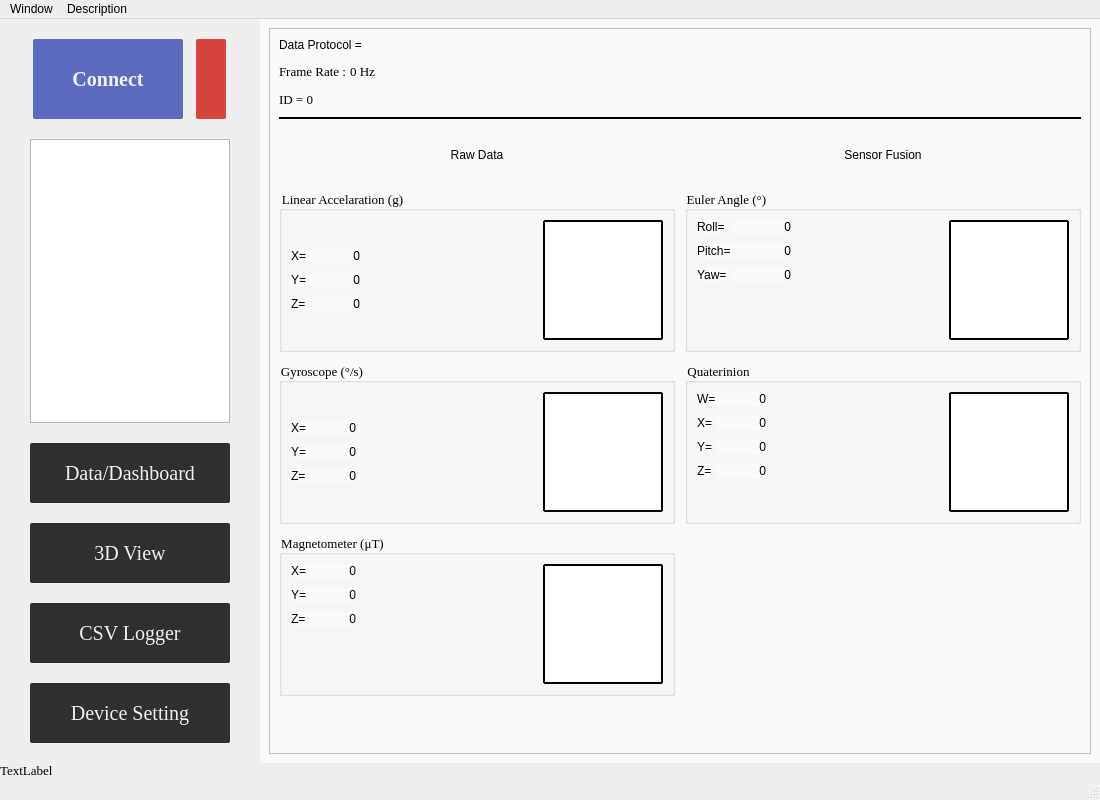
Qt form CHCenter/baseform.ui (dongFangTuring/CHCenter) before a commit.
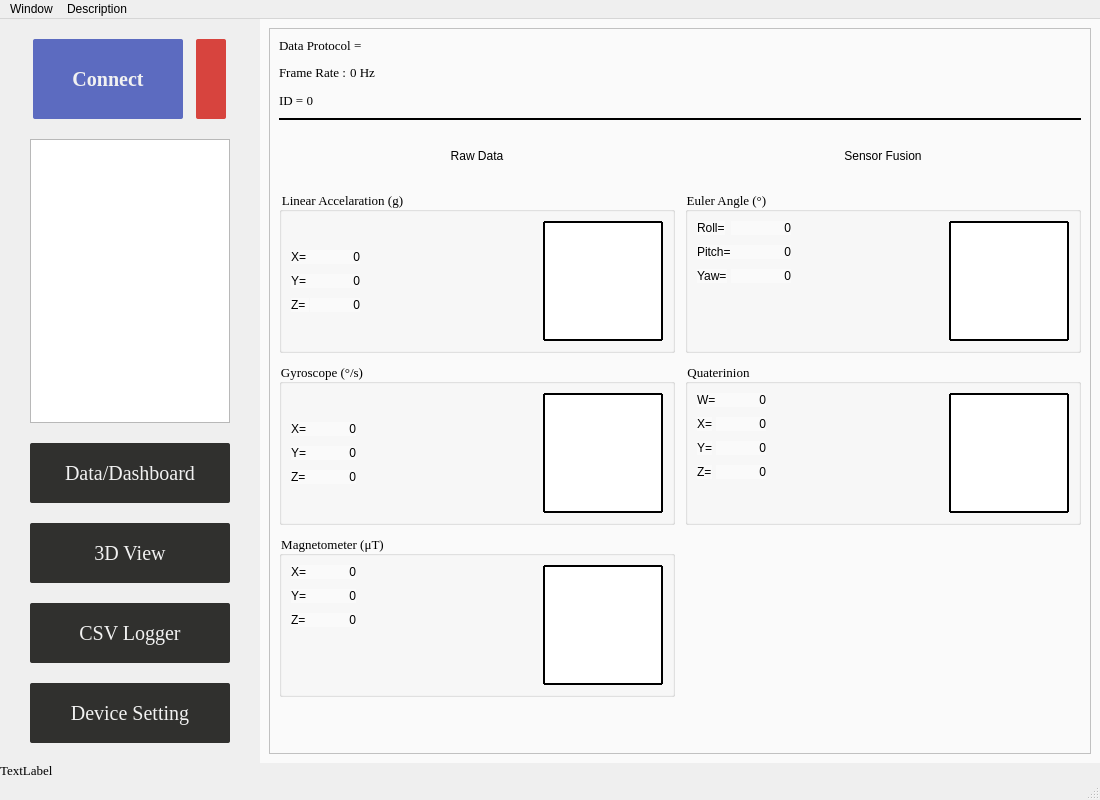
The same form after that commit. Icons and pictures are not drawn.

Patch:
```diff
--- a/CHCenter/baseform.ui
+++ b/CHCenter/baseform.ui
@@ -530,6 +530,12 @@
                       <height>0</height>
                      </size>
                     </property>
+                    <property name="font">
+                     <font>
+                      <family>Times New Roman</family>
+                      <pointsize>10</pointsize>
+                     </font>
+                    </property>
                     <property name="text">
                      <string>Data Protocol = </string>
                     </property>
```
Left out of the diff: 4 changed lines with no effect on the pictures.
